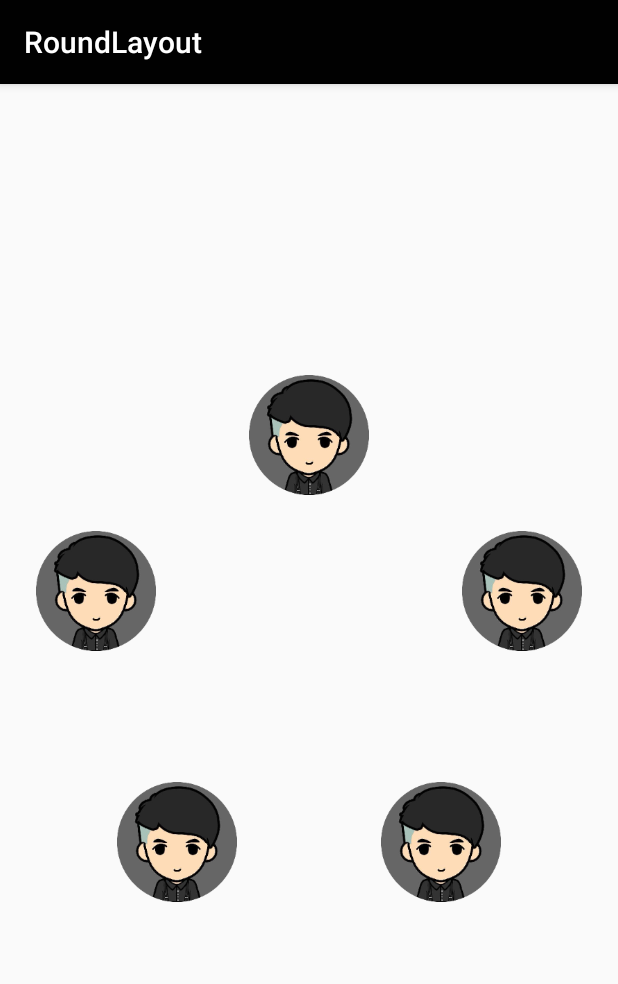
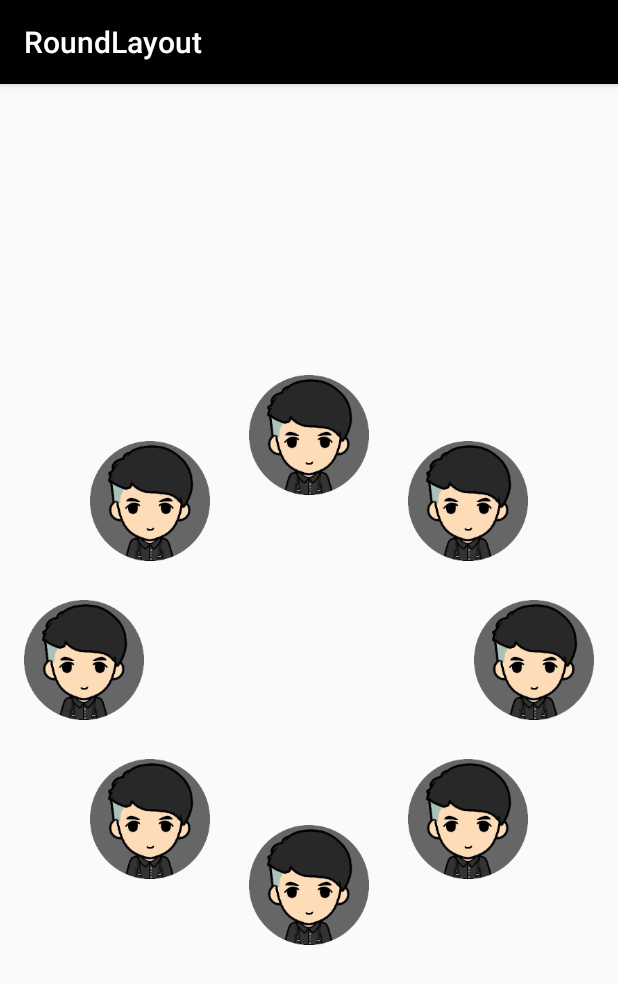
Before and after one commit to Juneor/RoundLayout, an Android app: the screen it shows after launch (MainActivity), on a phone screen of 412 x 824 dp. Shown: the top 984 px of the screen. Run offline under Robolectric (Android 15) with nearby library versions, the phone set to English and light mode, and no system bars.

Commit message:
基于ViewGroup实现的圆形布局

```diff
--- a/app/src/main/res/layout/activity_main.xml
+++ b/app/src/main/res/layout/activity_main.xml
@@ -49,6 +49,27 @@
             android:src="@mipmap/ic_launcher"
             android:background="#00000000"
             />
+        <ImageButton
+            android:layout_width="80dp"
+            android:layout_height="80dp"
+            android:scaleType="centerCrop"
+            android:src="@mipmap/ic_launcher"
+            android:background="#00000000"
+            />
+        <ImageButton
+            android:layout_width="80dp"
+            android:layout_height="80dp"
+            android:scaleType="centerCrop"
+            android:src="@mipmap/ic_launcher"
+            android:background="#00000000"
+            />
+        <ImageButton
+            android:layout_width="80dp"
+            android:layout_height="80dp"
+            android:scaleType="centerCrop"
+            android:src="@mipmap/ic_launcher"
+            android:background="#00000000"
+            />
 
 
     </gg.roundlayout.views.RoundLayout>
```
Also changed, not shown: app/src/main/res/drawable/pic1.png (added).
